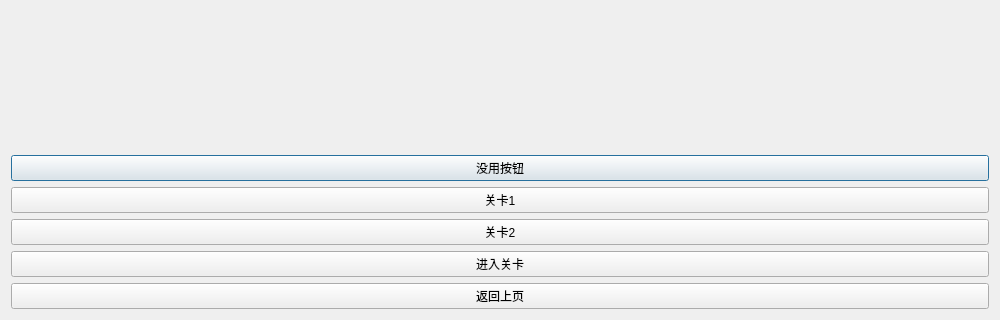
Old version of the form forms/mapchoosewindow.ui in the repository Loganloxsins/Inner-TD-Tale; both pictures show x 0 to 1000 and y 480 to 800 of the 1000 by 800 pixel window.
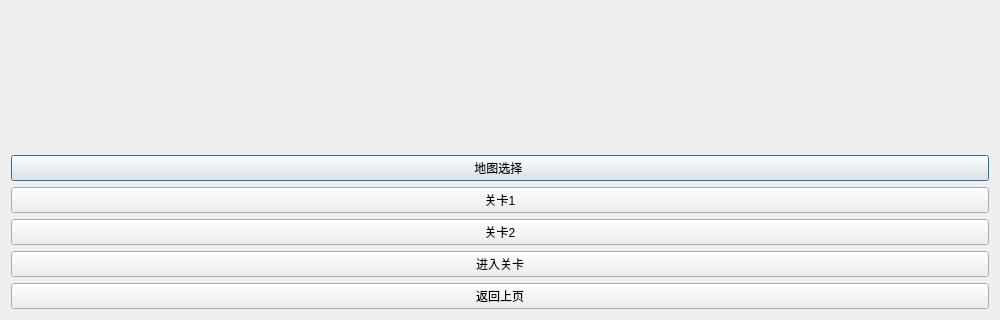
New version of the form.

Commit message: feat: 地图选择

Patch:
```diff
--- a/forms/mapchoosewindow.ui
+++ b/forms/mapchoosewindow.ui
@@ -32,7 +32,7 @@
    <item>
     <widget class="QPushButton" name="pushButton_MapChoose">
      <property name="text">
-      <string>没用按钮</string>
+      <string>地图选择 </string>
      </property>
     </widget>
    </item>
```
The commit also changes 8 other files.
